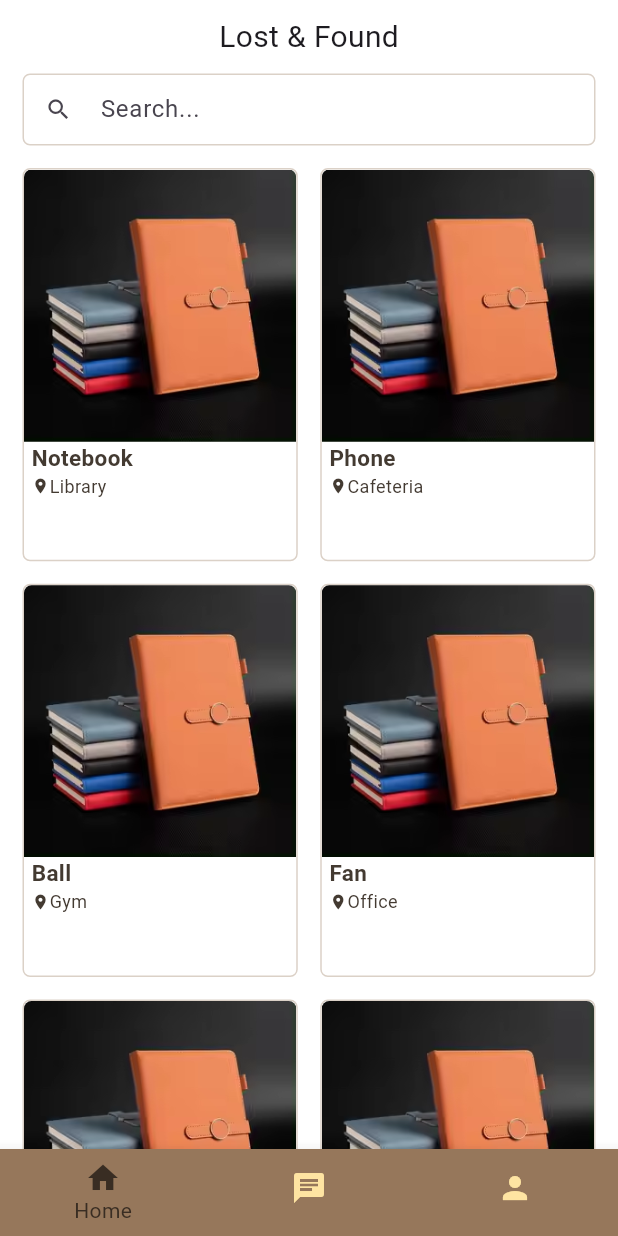
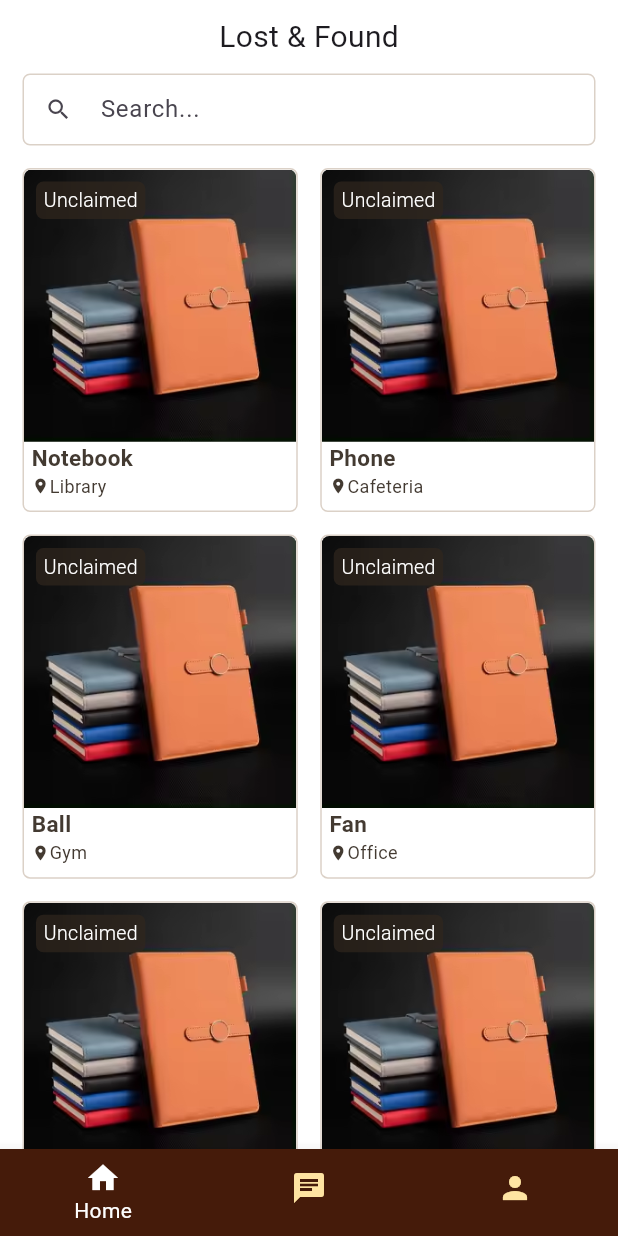
Before and after one commit to yappanthony/Findr, a Flutter app: the screen it shows after launch, on a phone screen of 412 x 824 dp. Run offline on Flutter 3.47's test engine with Material 3 defaults, Android fonts, the light colour scheme and no system bars; our stand-ins replace font_awesome_flutter, google_sign_in, simple_gradient_text, supabase_flutter; accounts and stored records are empty.

Commit message:
home page and details update

```diff
--- a/lib/screens/details.dart
+++ b/lib/screens/details.dart
@@ -65,7 +65,7 @@ class Details extends StatelessWidget {
                     Container(
                       decoration: BoxDecoration(
                         borderRadius: BorderRadius.circular(5),
-                        color: Color.fromARGB(1000, 48, 38, 29).withOpacity(.70),
+                        color: const Color(0xFF451B0A).withOpacity(.70),
                       ),
                       child: const Padding(
                         padding: EdgeInsets.symmetric(horizontal: 5, vertical: 3),
@@ -137,7 +137,7 @@ class Details extends StatelessWidget {
                     ElevatedButton(
                       onPressed: () {},
                       style: ElevatedButton.styleFrom(
-                        backgroundColor: const Color.fromARGB(1000, 48, 38, 29),
+                        backgroundColor: const Color(0xFF451B0A),
                         foregroundColor: Colors.white,
                         shadowColor: Colors.transparent,
                         minimumSize: const Size(double.infinity, 50), // Set width to double.infinity
--- a/lib/screens/home.dart
+++ b/lib/screens/home.dart
@@ -50,11 +50,11 @@ class Home extends StatelessWidget {
                   fillColor: Colors.white,
                   enabledBorder: OutlineInputBorder(
                     borderRadius: BorderRadius.circular(5),
-                    borderSide: BorderSide(color: Color(0xFF96775A).withOpacity(.34)),
+                    borderSide: BorderSide(color: const Color(0xFF96775A).withOpacity(.34)),
                   ),
                   focusedBorder: OutlineInputBorder(
                     borderRadius: BorderRadius.circular(5),
-                    borderSide: BorderSide(color: Color(0xFF96775A).withOpacity(.34)),
+                    borderSide: BorderSide(color: const Color(0xFF96775A).withOpacity(.34)),
                   ),
                   contentPadding: const EdgeInsets.symmetric(vertical: 10),
                   isDense: true,
@@ -68,7 +68,7 @@ class Home extends StatelessWidget {
                   crossAxisCount: 2,
                   crossAxisSpacing: 15,
                   mainAxisSpacing: 15,
-                  childAspectRatio: .7, // Adjust this value to control the height
+                  childAspectRatio: .8, // Adjust this value to control the height
                 ),
                 itemCount: gridData.length,
                 itemBuilder: (context, index) {
@@ -81,24 +81,48 @@ class Home extends StatelessWidget {
                       padding: const EdgeInsets.all(0),
                       decoration: BoxDecoration(
                         borderRadius: BorderRadius.circular(5),
-                        border: Border.all(color: Color(0xFF96775A).withOpacity(.34)),
+                        border: Border.all(color: const Color(0xFF96775A).withOpacity(.34)),
                         color: Colors.white,
                       ),
                       child: Column(
                         mainAxisAlignment: MainAxisAlignment.start,
                         crossAxisAlignment: CrossAxisAlignment.start,
                         children: [
+                            Stack(
+                              children: [
                                 ClipRRect(
                                 borderRadius: const BorderRadius.only(
                                   topLeft: Radius.circular(5),
                                   topRight: Radius.circular(5),
                                 ),
-                            child: Center(
                                 child: Image.asset(
                                 'assets/image.png',
-                              fit: BoxFit.fitHeight,
+                                fit: BoxFit.cover,
+                                width: 500,
                                 ),
                                 ),
+                                Padding(
+                                  padding: const EdgeInsets.all(8.0),
+                                  child: Container(
+                                    decoration: BoxDecoration(
+                                      borderRadius: BorderRadius.circular(5),
+                                      color: const Color.fromARGB(1000, 48, 38, 29).withOpacity(.70),
+                                    ),
+                                    child: const Padding(
+                                      padding: EdgeInsets.symmetric(horizontal: 5, vertical: 3),
+                                      child: Text(
+                                        "Unclaimed",
+                                        style: TextStyle(
+                                          fontSize: 13,
+                                          fontFamily: 'Roboto',
+                                          fontWeight: FontWeight.w300,
+                                          color: Colors.white,
+                                        ),
+                                      ),
+                                    ),
+                                  ),
+                                ),
+                              ],
                             ),
                           Padding(
                             padding: const EdgeInsets.fromLTRB(5, 0, 0, 0),
--- a/lib/widgets/navbar.dart
+++ b/lib/widgets/navbar.dart
@@ -33,8 +33,8 @@ class _BottomNavBarState extends State<BottomNavBar> {
       ],
       currentIndex: _selectedIndex,
       unselectedItemColor: const Color(0xFFFEE4A2),
-      selectedItemColor: const Color.fromARGB(1000, 48, 38, 29),
-      backgroundColor: const Color(0xFF96775B),
+      selectedItemColor: Colors.white,
+      backgroundColor: const Color(0xFF451B0A),
       onTap: _onItemTapped,
       showSelectedLabels: true,
       showUnselectedLabels: false,
```
Lines whose indentation alone changed are shown as unchanged.
